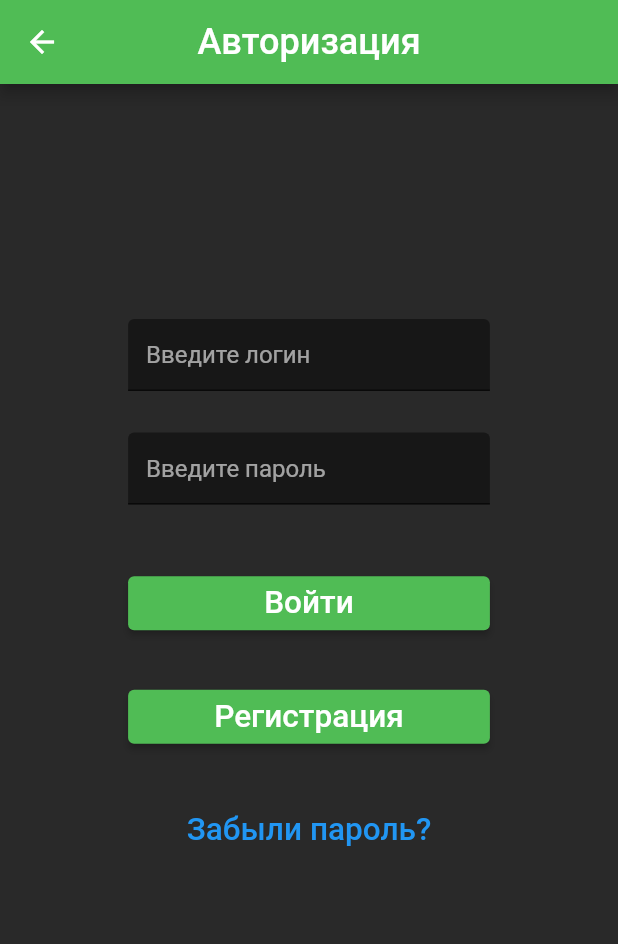
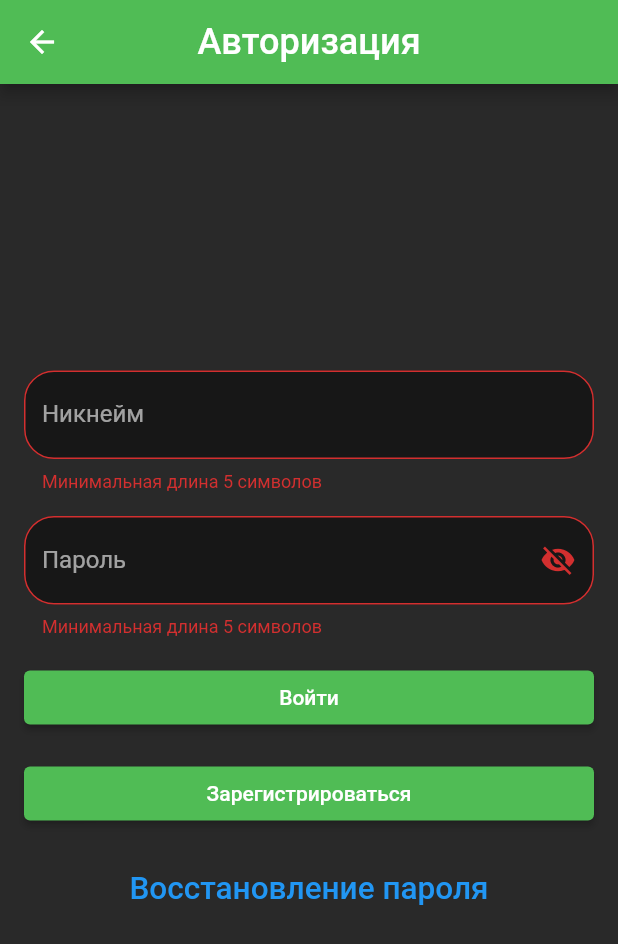
Before and after one commit to RedJohn12345/BoardGameMeet_Client, a Flutter app: the AuthorizationScreen screen opened by its route, after a tap on "Войти", on a phone screen of 412 x 824 dp. Shown: the top 944 px of the screen. Run offline on Flutter 3.47's test engine with Material 2 defaults, Android fonts, the phone set to English and light mode, and no system bars.

Commit message:
add design same new screens

```diff
--- a/lib/main.dart
+++ b/lib/main.dart
@@ -3,6 +3,8 @@ import 'package:flutter/material.dart';
 import 'screens/myEventsScreen.dart';
 import 'screens/authorizationScreen.dart';
 import 'screens/mainScreen.dart';
+import 'screens/registration1Screen.dart';
+import 'screens/registration2Screen.dart';
 
 void main() {
   runApp(const FlutterApp());
@@ -19,7 +21,9 @@ class FlutterApp extends StatelessWidget {
       routes: {
         '/': (context) => MainScreen(),
         '/my_events': (context) => MyEventsScreen(),
-        '/authorization': (context) => AuthorizationScreen()
+        '/authorization': (context) => AuthorizationScreen(),
+        '/registration': (context) => Registration1Screen(),
+        '/registration+': (context) => Registration2Screen(),
       },
     );
   }
--- a/lib/screens/authorizationScreen.dart
+++ b/lib/screens/authorizationScreen.dart
@@ -1,8 +1,28 @@
 import 'package:flutter/material.dart';
 
-class AuthorizationScreen extends StatelessWidget {
+import '../widgets/LoginWidget.dart';
+import '../widgets/PasswordWidget.dart';
+
+class AuthorizationScreen extends StatefulWidget {
 
   AuthorizationScreen({super.key});
+
+  @override
+  State<AuthorizationScreen> createState() => _AuthorizationScreenState();
+}
+
+class _AuthorizationScreenState extends State<AuthorizationScreen> {
+
+  final formKey = GlobalKey<FormState>();
+  final loginController = TextEditingController();
+  final passwordController = TextEditingController();
+
+  @override
+  void dispose() {
+    loginController.dispose();
+    passwordController.dispose();
+    super.dispose();
+  }
 
   @override
   Widget build(BuildContext context) {
@@ -15,51 +35,66 @@ class AuthorizationScreen extends StatelessWidget {
         backgroundColor: Color(0xff50bc55),
       ),
       backgroundColor: Color(0xff292929),
-      body:
-      Container(
-        padding: const EdgeInsets.all(5),
-        child: Row(
+      body: Center(
+        child: Form(
+          key: formKey,
+          child: SingleChildScrollView(
+            padding: EdgeInsets.all(16),
+            child: Column(
               children: [
-            Expanded(child: SizedBox(), flex: 1,),
+                LoginWidget(controller: loginController),
+                const SizedBox(height: 16,),
+                PasswordWidget(controller: passwordController,),
+                const SizedBox(height: 16,),
+                Row(
+                  children: [
                     Expanded(
-              flex: 3,
-              child: Column(
-                mainAxisAlignment: MainAxisAlignment.spaceAround,
-                crossAxisAlignment: CrossAxisAlignment.center,
+                      child: ElevatedButton( onPressed: () {
+                        final form = formKey.currentState!;
+                        if (form.validate()) {
+
+                        }
+                      },
+                        child: Text("Войти"),
+                      style: const ButtonStyle(backgroundColor: MaterialStatePropertyAll<Color>(Color(0xff50bc55))),
+                      ),
+                    ),]
+                ),
+                const SizedBox(height: 16,),
+                Row(
                   children: [
-                  Expanded(child: SizedBox(), flex: 2,),
                     Expanded(
-                    flex: 1,
-                    child: const TextField(
-                      decoration: InputDecoration(
-                          hintText: "Введите логин",
-                          fillColor:  Color(0xff171717),
-                          filled: true,
-                          hintStyle: TextStyle(color: Colors.white60)
+                      child: ElevatedButton( onPressed: () {
+                        Navigator.pushReplacementNamed(context, '/registration');
+                      },
+                        child: Text("Зарегистрироваться"),
+                        style: const ButtonStyle(backgroundColor: MaterialStatePropertyAll<Color>(Color(0xff50bc55))),
                       ),
-                      style: TextStyle(color: Colors.white),
+                    ),]
+                ),
+                const SizedBox(height: 16,),
+                TextButton(
+                  child: Text("Восстановление пароля", style: TextStyle(fontSize: 21, color: Colors.blue,), textAlign: TextAlign.center,),
+                  onPressed: () {},
+                ),
+                const SizedBox(height: 16,),
+            ]),
           ),
         ),
-                  Expanded(
-                    flex: 1,
-                    child: const TextField(
-                      decoration: InputDecoration(
-                          hintText: "Введите пароль",
-                          fillColor:  Color(0xff171717),
-                          filled: true,
-                          hintStyle: TextStyle(color: Colors.white60)
       ),
-                      style: TextStyle(color: Colors.white),
-                    ),
-                  ),
+    );
+  }
+}
 
+
+/*
 Expanded(
 flex: 1,
 child: Row(
 children: [
 Expanded(
 child: ElevatedButton(
-                              child: Text("Войти", style: TextStyle(fontSize: 21),),
+child: Padding(padding: EdgeInsets.all(5), child: Text("Войти", style: TextStyle(fontSize: 21),)),
 style: const ButtonStyle(backgroundColor: MaterialStatePropertyAll<Color>(Color(0xff50bc55))),
 onPressed: () {},
 ),
@@ -72,9 +107,11 @@ class AuthorizationScreen extends StatelessWidget {
 children: [
 Expanded(
 child: ElevatedButton(
-                              child: Text("Регистрация", style: TextStyle(fontSize: 21),),
+child: Padding(padding: EdgeInsets.all(5), child: Text("Регистрация", style: TextStyle(fontSize: 21),)),
 style: const ButtonStyle(backgroundColor: MaterialStatePropertyAll<Color>(Color(0xff50bc55))),
-                              onPressed: () {},
+onPressed: () {
+Navigator.pushNamed(context, '/registration');
+},
 ),
 ),]
 ),
@@ -82,16 +119,7 @@ class AuthorizationScreen extends StatelessWidget {
 Expanded(
 flex: 1,
 child: TextButton(
-                      child: Text("Забыли пароль?", style: TextStyle(fontSize: 21, color: Colors.blue,), textAlign: TextAlign.center,),
+child: Text("Восстановление пароля", style: TextStyle(fontSize: 21, color: Colors.blue,), textAlign: TextAlign.center,),
 onPressed: () {},
 ),
-                  ),
-                  Expanded(child: SizedBox(), flex: 3,),
-                ]),
-            ),
-            Expanded(child: SizedBox(), flex: 1,),
-        ]),
-      ),
-    );
-  }
-}
+),*/
--- /dev/null
+++ b/lib/widgets/LoginWidget.dart
@@ -0,0 +1,46 @@
+import 'package:flutter/material.dart';
+import 'package:flutter/services.dart';
+import 'package:flutter/widgets.dart';
+
+class LoginWidget extends StatefulWidget {
+
+  final TextEditingController controller;
+  bool withHelper = false;
+
+  LoginWidget({
+    Key? key,
+    required this.controller, this.withHelper = false}): super(key: key);
+
+  @override
+  _LoginWidgetState createState() {
+    return _LoginWidgetState();
+  }
+
+}
+
+class _LoginWidgetState extends State<LoginWidget> {
+  @override
+  Widget build(BuildContext context) => TextFormField(
+    controller: widget.controller,
+    decoration: InputDecoration(
+      labelText: widget.withHelper ? "Никнейм*" : "Никнейм",
+      labelStyle: TextStyle(color: Colors.white60),
+      fillColor:  Color(0xff171717),
+      filled: true,
+      border: OutlineInputBorder(
+        borderRadius: BorderRadius.circular(20),
+      )
+    ),
+    keyboardType: TextInputType.name,
+    style: TextStyle(color: Colors.white),
+    validator: (login) {
+      if (login != null && login.length < 5) {
+        return 'Минимальная длина 5 символов';
+      }
+      if (login != null && (login.contains(RegExp(r"[/W]")) || login.contains(RegExp(r"[а-яА-Я]")))) {
+        return "Разрешены только латинские буквы, цифры \n и нижнее подчеркивание";
+      }
+      return null;
+    }
+  );
+}
--- /dev/null
+++ b/lib/widgets/PasswordWidget.dart
@@ -0,0 +1,58 @@
+import 'package:flutter/material.dart';
+import 'package:flutter/services.dart';
+import 'package:flutter/widgets.dart';
+
+class PasswordWidget extends StatefulWidget {
+
+  final TextEditingController controller;
+
+  bool withHelper = false;
+
+  PasswordWidget({
+    Key? key,
+    required this.controller, this.withHelper = false}): super(key: key);
+
+  @override
+  _PasswordWidgetState createState() {
+    return _PasswordWidgetState();
+  }
+
+}
+
+class _PasswordWidgetState extends State<PasswordWidget> {
+  bool isHidden = true;
+  @override
+  Widget build(BuildContext context) => TextFormField(
+      obscureText: isHidden,
+      obscuringCharacter: "*",
+      decoration: InputDecoration(
+          labelText: widget.withHelper ? "Пароль*" : "Пароль",
+          fillColor:  Color(0xff171717),
+          filled: true,
+          labelStyle: TextStyle(color: Colors.white60),
+          border: OutlineInputBorder(
+            borderRadius: BorderRadius.circular(20),
+          ),
+          suffixIcon: IconButton(
+            icon: isHidden ? Icon(Icons.visibility_off) : Icon(Icons.visibility),
+            onPressed: togglePasswordVisibility,
+          )
+      ),
+      keyboardType: TextInputType.visiblePassword,
+      style: TextStyle(color: Colors.white),
+    controller: widget.controller,
+    validator: (password) {
+      if (password != null && password.length < 5) {
+        return 'Минимальная длина 5 символов';
+      }
+      if (password != null && (password.contains(RegExp(r"[а-яА-Я]")))) {
+        return "Разрешены только латинские буквы";
+      }
+      return null;
+    }
+  );
+
+  void togglePasswordVisibility() => setState(() {
+    isHidden = !isHidden;
+  });
+}
```
Also changed, not shown: lib/model/event.dart (+8 -0 lines), lib/screens/mainScreen.dart (+24 -6 lines), lib/screens/myEventsScreen.dart (+29 -6 lines), lib/screens/registration1Screen.dart (added, +82 -0 lines), lib/screens/registration2Screen.dart (added, +77 -0 lines), lib/widgets/NameWidget.dart (added, +42 -0 lines), lib/widgets/SecretWordWidget.dart (added, +43 -0 lines), lib/widgets/SexWidget.dart (added, +50 -0 lines), lib/widgets/ageWidget.dart (added, +36 -0 lines), assets/images/2.jpg (added). Lines whose indentation alone changed are shown as unchanged.
